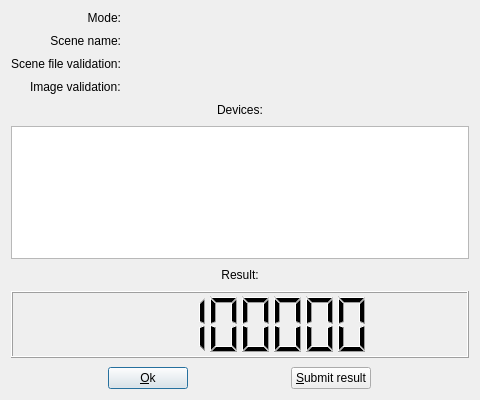
Before: the Qt Designer form src/resultdialog.ui in LuxCoreRender/LuxMark, drawn with Qt 5.
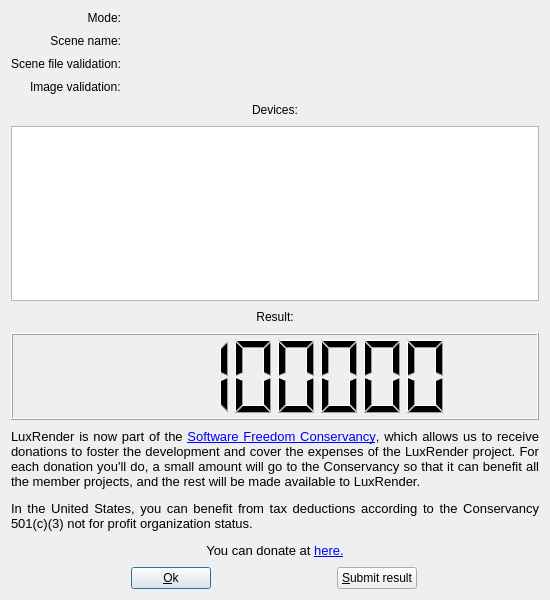
After: the same form once the commit is applied. Icons and pictures are not drawn.

Commit message: Added donation information to the result dialog

What changed in the file:
```diff
--- a/src/resultdialog.ui
+++ b/src/resultdialog.ui
@@ -6,8 +6,8 @@
    <rect>
     <x>0</x>
     <y>0</y>
-    <width>480</width>
-    <height>400</height>
+    <width>550</width>
+    <height>600</height>
    </rect>
   </property>
   <property name="windowTitle">
@@ -128,7 +128,7 @@
      </property>
     </widget>
    </item>
-   <item row="9" column="0" colspan="2">
+   <item row="10" column="0" colspan="2">
     <widget class="QWidget" name="widget" native="true">
      <layout class="QGridLayout" name="gridLayout">
       <property name="margin">
@@ -191,6 +191,30 @@
      </property>
     </widget>
    </item>
+   <item row="9" column="0" colspan="2">
+    <widget class="QLabel" name="donationLabel">
+     <property name="font">
+      <font>
+       <pointsize>10</pointsize>
+      </font>
+     </property>
+     <property name="lineWidth">
+      <number>1</number>
+     </property>
+     <property name="text">
+      <string>&lt;html&gt;&lt;head/&gt;&lt;body&gt;&lt;p align=&quot;justify&quot;&gt;LuxRender is now part of the &lt;a href=&quot;http://sfconservancy.org&quot;&gt;&lt;span style=&quot; text-decoration: underline; color:#0000ff;&quot;&gt;Software Freedom Conservancy&lt;/span&gt;&lt;/a&gt;, which allows us to receive donations to foster the development and cover the expenses of the LuxRender project. For each donation you'll do, a small amount will go to the Conservancy so that it can benefit all the member projects, and the rest will be made available to LuxRender.&lt;/p&gt;&lt;p align=&quot;justify&quot;&gt;In the United States, you can benefit from tax deductions according to the Conservancy 501(c)(3) not for profit organization status.&lt;/p&gt;&lt;p align=&quot;center&quot;&gt;You can donate at &lt;a href=&quot;http://www.luxrender.net/en_GB/donate&quot;&gt;&lt;span style=&quot; text-decoration: underline; color:#0000ff;&quot;&gt;here&lt;/span&gt;&lt;/a&gt;&lt;a href=&quot;http://www.luxrender.net/en_GB/donate&quot;&gt;&lt;span style=&quot; color:#0000ff;&quot;&gt;.&lt;/span&gt;&lt;/a&gt;&lt;/p&gt;&lt;/body&gt;&lt;/html&gt;</string>
+     </property>
+     <property name="textFormat">
+      <enum>Qt::RichText</enum>
+     </property>
+     <property name="wordWrap">
+      <bool>true</bool>
+     </property>
+     <property name="openExternalLinks">
+      <bool>true</bool>
+     </property>
+    </widget>
+   </item>
   </layout>
  </widget>
  <resources>
```
The commit also changes 1 other file.
